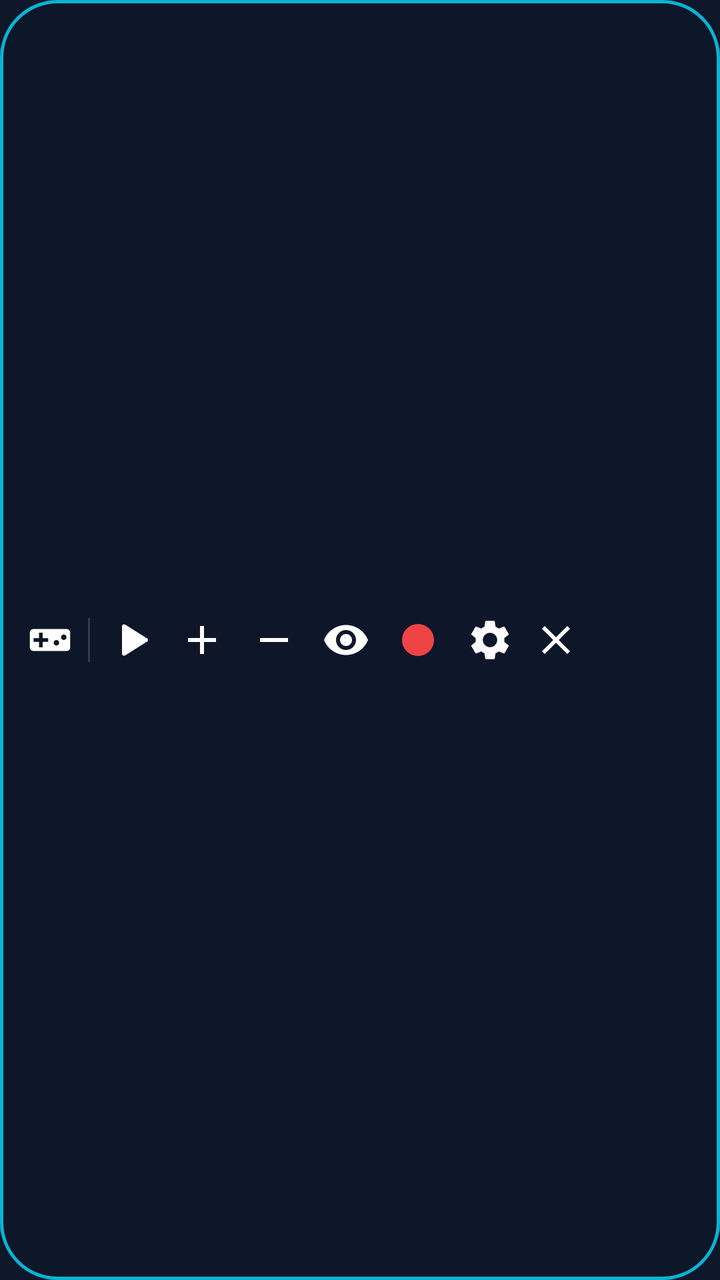
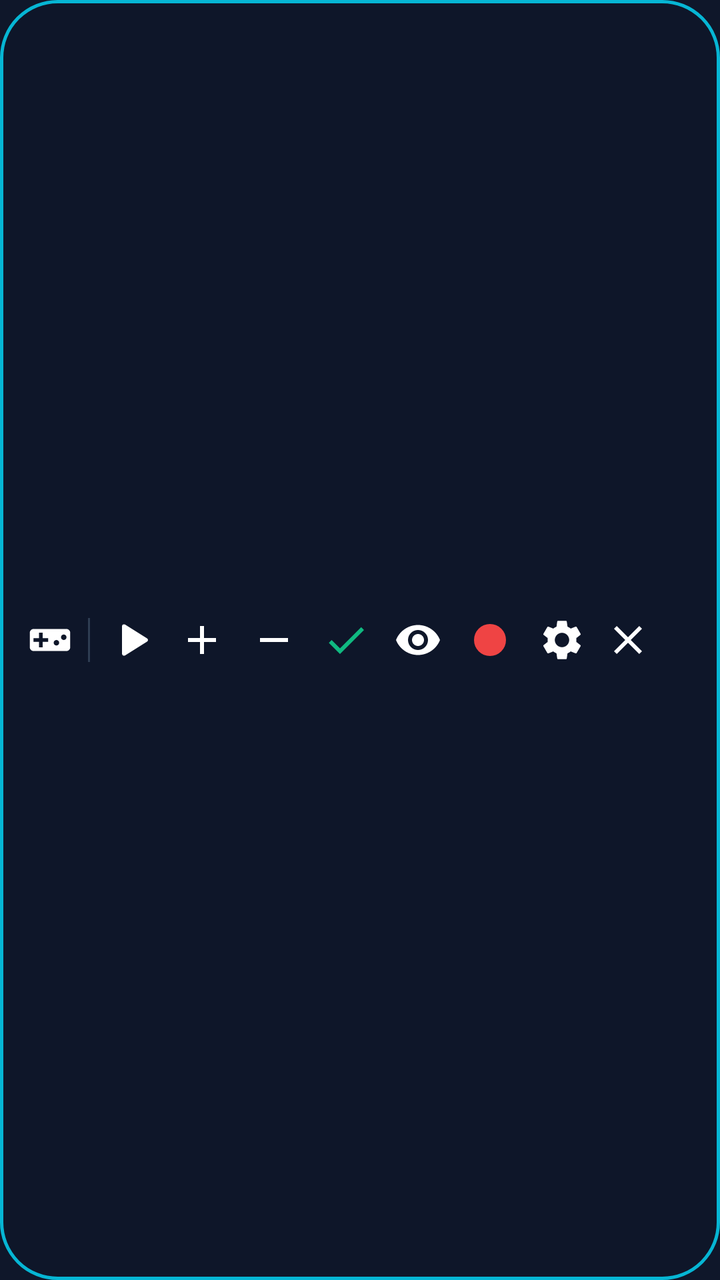

Before-and-after screenshots of an Android layout around one commit, followed by the original layout XML and the change that was made.
<!-- AndroidManifest.xml: application theme Theme.MacroGaming -->
<!-- res/layout/view_floating_dock.xml -->
<?xml version="1.0" encoding="utf-8"?>
<LinearLayout xmlns:android="http://schemas.android.com/apk/res/android"
    android:id="@+id/dockRoot"
    android:layout_width="wrap_content"
    android:layout_height="wrap_content"
    android:background="@drawable/bg_floating_pill"
    android:gravity="center_vertical"
    android:orientation="horizontal"
    android:elevation="12dp">

    
    <ImageView
        android:id="@+id/ivDragHandle"
        android:layout_width="34dp"
        android:layout_height="34dp"
        android:padding="6dp"
        android:src="@drawable/ic_macro_tile"
        android:contentDescription="Drag Handle" />

    <View
        android:layout_width="1dp"
        android:layout_height="22dp"
        android:layout_marginStart="2dp"
        android:layout_marginEnd="2dp"
        android:background="@color/stroke_border" />

    
    <ImageButton
        android:id="@+id/btnPlayStop"
        android:layout_width="36dp"
        android:layout_height="36dp"
        android:background="?attr/selectableItemBackgroundBorderless"
        android:padding="7dp"
        android:src="@drawable/ic_play"
        android:contentDescription="Play/Stop Macro" />

    
    <ImageButton
        android:id="@+id/btnAddPoint"
        android:layout_width="36dp"
        android:layout_height="36dp"
        android:background="?attr/selectableItemBackgroundBorderless"
        android:padding="7dp"
        android:src="@drawable/ic_add"
        android:contentDescription="Add Target Point" />

    
    <ImageButton
        android:id="@+id/btnRemovePoint"
        android:layout_width="36dp"
        android:layout_height="36dp"
        android:background="?attr/selectableItemBackgroundBorderless"
        android:padding="7dp"
        android:src="@drawable/ic_remove"
        android:contentDescription="Remove Target Point" />

    
    <ImageButton
        android:id="@+id/btnToggleVisibility"
        android:layout_width="36dp"
        android:layout_height="36dp"
        android:background="?attr/selectableItemBackgroundBorderless"
        android:padding="7dp"
        android:src="@drawable/ic_visibility"
        android:contentDescription="Toggle Target Visibility" />

    
    <ImageButton
        android:id="@+id/btnRecord"
        android:layout_width="36dp"
        android:layout_height="36dp"
        android:background="?attr/selectableItemBackgroundBorderless"
        android:padding="7dp"
        android:src="@drawable/ic_record"
        android:contentDescription="Record Macro" />

    
    <ImageButton
        android:id="@+id/btnSettings"
        android:layout_width="36dp"
        android:layout_height="36dp"
        android:background="?attr/selectableItemBackgroundBorderless"
        android:padding="7dp"
        android:src="@drawable/ic_settings"
        android:contentDescription="Macro Settings" />

    
    <ImageButton
        android:id="@+id/btnClose"
        android:layout_width="30dp"
        android:layout_height="30dp"
        android:background="?attr/selectableItemBackgroundBorderless"
        android:padding="5dp"
        android:src="@drawable/ic_close"
        android:contentDescription="Close Dock" />

</LinearLayout>
<!-- resources referenced by this layout -->
<resources>
  <color name="stroke_border">#2E3D52</color>
  <!-- drawable bg_floating_pill (drawable) -->
  <?xml version="1.0" encoding="utf-8"?>
  <shape xmlns:android="http://schemas.android.com/apk/res/android"
      android:shape="rectangle">
      <corners android:radius="28dp" />
      <solid android:color="@color/bg_floating_glass" />
      <stroke
          android:width="1.5dp"
          android:color="@color/cyan_neon" />
      <padding
          android:bottom="6dp"
          android:left="8dp"
          android:right="8dp"
          android:top="6dp" />
  </shape>
  <!-- drawable ic_add (drawable) -->
  <vector xmlns:android="http://schemas.android.com/apk/res/android"
      android:width="24dp"
      android:height="24dp"
      android:viewportWidth="24"
      android:viewportHeight="24">
    <path
        android:fillColor="#FFFFFFFF"
        android:pathData="M19,13h-6v6h-2v-6H5v-2h6V5h2v6h6v2z"/>
  </vector>
  <!-- drawable ic_close (drawable) -->
  <vector xmlns:android="http://schemas.android.com/apk/res/android"
      android:width="24dp"
      android:height="24dp"
      android:viewportWidth="24"
      android:viewportHeight="24">
    <path
        android:fillColor="#FFFFFFFF"
        android:pathData="M19,6.41L17.59,5 12,10.59 6.41,5 5,6.41 10.59,12 5,17.59 6.41,19 12,13.41 17.59,19 19,17.59 13.41,12z"/>
  </vector>
  <!-- drawable ic_play (drawable) -->
  <vector xmlns:android="http://schemas.android.com/apk/res/android"
      android:width="24dp"
      android:height="24dp"
      android:viewportWidth="24"
      android:viewportHeight="24">
    <path
        android:fillColor="#FFFFFFFF"
        android:pathData="M8,5.14v13.72a1,1 0 0,0 1.5,0.86l11,-6.86a1,1 0 0,0 0,-1.72L9.5,4.28A1,1 0 0,0 8,5.14z"/>
  </vector>
  <!-- drawable ic_record (drawable) -->
  <vector xmlns:android="http://schemas.android.com/apk/res/android"
      android:width="24dp"
      android:height="24dp"
      android:viewportWidth="24"
      android:viewportHeight="24">
    <path
        android:fillColor="#EF4444"
        android:pathData="M12,12m-8,0a8,8 0 1,1 16,0a8,8 0 1,1 -16,0"/>
  </vector>
  <!-- drawable ic_remove (drawable) -->
  <vector xmlns:android="http://schemas.android.com/apk/res/android"
      android:width="24dp"
      android:height="24dp"
      android:viewportWidth="24"
      android:viewportHeight="24">
    <path
        android:fillColor="#FFFFFFFF"
        android:pathData="M19,13H5v-2h14v2z"/>
  </vector>
  <!-- drawable ic_visibility (drawable) -->
  <vector xmlns:android="http://schemas.android.com/apk/res/android"
      android:width="24dp"
      android:height="24dp"
      android:viewportWidth="24"
      android:viewportHeight="24">
    <path
        android:fillColor="#FFFFFFFF"
        android:pathData="M12,4.5C7,4.5 2.73,7.61 1,12c1.73,4.39 6,7.5 11,7.5s9.27,-3.11 11,-7.5c-1.73,-4.39 -6,-7.5 -11,-7.5zM12,17c-2.76,0 -5,-2.24 -5,-5s2.24,-5 5,-5 5,2.24 5,5 -2.24,5 -5,5zm0,-8c-1.66,0 -3,1.34 -3,3s1.34,3 3,3 3,-1.34 3,-3 -1.34,-3 -3,-3z"/>
  </vector>
  <style name="Theme.MacroGaming" parent="Theme.Material3.Dark.NoActionBar">
          <item name="colorPrimary">@color/cyan_neon</item>
          <item name="colorOnPrimary">@color/bg_dark</item>
          <item name="colorSecondary">@color/purple_accent</item>
          <item name="android:windowBackground">@color/bg_dark</item>
          <item name="android:statusBarColor">@color/bg_dark</item>
          <item name="android:navigationBarColor">@color/bg_dark</item>
      </style>
  <color name="bg_floating_glass">#E60F172A</color>
  <color name="cyan_neon">#06B6D4</color>
  <color name="bg_dark">#0F172A</color>
  <color name="purple_accent">#8B5CF6</color>
  <!-- unchanged entries left out for length: 2 -->
</resources>

<!-- the commit's change to res/layout/view_floating_dock.xml (unified diff, before → after) -->
@@ -56,6 +56,16 @@
 
     
     <ImageButton
+        android:id="@+id/btnCreateMacroBtn"
+        android:layout_width="36dp"
+        android:layout_height="36dp"
+        android:background="?attr/selectableItemBackgroundBorderless"
+        android:padding="6dp"
+        android:src="@drawable/ic_check"
+        android:contentDescription="Tạo nút Macro tròn từ các điểm ghim" />
+
+    
+    <ImageButton
         android:id="@+id/btnToggleVisibility"
         android:layout_width="36dp"
         android:layout_height="36dp"
<!-- resource entries referenced after the edit -->
@@ -25,6 +25,16 @@
     <path
         android:fillColor="#FFFFFFFF"
         android:pathData="M19,13h-6v6h-2v-6H5v-2h6V5h2v6h6v2z"/>
+  </vector>
+  <!-- drawable ic_check (drawable) -->
+  <vector xmlns:android="http://schemas.android.com/apk/res/android"
+      android:width="24dp"
+      android:height="24dp"
+      android:viewportWidth="24"
+      android:viewportHeight="24">
+    <path
+        android:fillColor="#10B981"
+        android:pathData="M9,16.17L4.83,12l-1.42,1.41L9,19 21,7l-1.41,-1.41z"/>
   </vector>
   <!-- drawable ic_close (drawable) -->
   <vector xmlns:android="http://schemas.android.com/apk/res/android"
